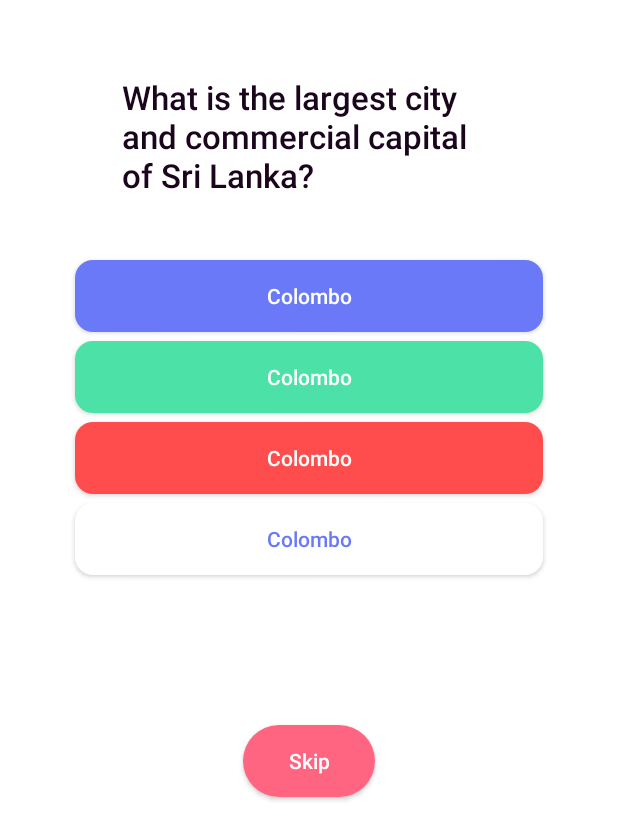
After one commit to kymko/QuizApp, an Android app: the layout item_quiz_rv.xml on its own in the app's theme, with its tools: preview values and no code run, on a phone screen of 412 x 824 dp. The commit adds this screen. Shown: the top 840 px of the screen. Run offline under Robolectric (Android 15) with nearby library versions, the phone set to English and light mode, and no system bars; network calls fail; Roboto replaces fonts that are not available here.

Commit message:
added adapter

```diff
--- a/app/src/main/java/com/example/quizapp/di/ViewModules.kt
+++ b/app/src/main/java/com/example/quizapp/di/ViewModules.kt
@@ -6,5 +6,5 @@ import org.koin.core.module.Module
 import org.koin.dsl.module
 
 val viewModules:Module = module {
-    //viewModel { MainViewModel(get()) }
+    viewModel { MainViewModel(get()) }
 }
--- a/app/src/main/java/com/example/quizapp/model/QuizResponse.kt
+++ b/app/src/main/java/com/example/quizapp/model/QuizResponse.kt
@@ -8,7 +8,7 @@ data class QuizResponse(
         val category: String, // Entertainment: Video Games
         val correct_answer: String, // Lily of the Valley
         val difficulty: String, // hard
-        val incorrect_answers: List<String>,
+        val incorrect_answers: ArrayList<String>,
         val question: String, // In the Animal Crossing series, which flower is erroneously called the &quot;Jacob&#039;s Ladder&quot;?
         val type: String // multiple
     )
--- /dev/null
+++ b/app/src/main/res/layout/item_quiz_rv.xml
@@ -0,0 +1,84 @@
+<?xml version="1.0" encoding="utf-8"?>
+<RelativeLayout xmlns:android="http://schemas.android.com/apk/res/android"
+    xmlns:tools="http://schemas.android.com/tools"
+    android:layout_width="match_parent"
+    android:layout_height="match_parent">
+
+    <androidx.appcompat.widget.AppCompatTextView
+        android:id="@+id/tv_question"
+        android:layout_width="wrap_content"
+        android:layout_height="wrap_content"
+        android:layout_marginStart="81sp"
+        android:layout_marginTop="50dp"
+        android:layout_marginEnd="81sp"
+        android:fontFamily="sans-serif-medium"
+        android:textColor="#1A051D"
+        android:textSize="22sp"
+        tools:text="What is the largest city and commercial capital of Sri Lanka?" />
+
+    <androidx.appcompat.widget.AppCompatButton
+        android:id="@+id/btn_first"
+        android:layout_width="match_parent"
+        android:layout_height="wrap_content"
+        android:layout_below="@+id/tv_question"
+        android:layout_marginStart="50dp"
+        android:layout_marginTop="42dp"
+        android:layout_marginEnd="50dp"
+        android:background="@drawable/bg_btn_rounded"
+        android:textAllCaps="false"
+        android:textColor="@color/white"
+        tools:text="Colombo" />
+
+    <androidx.appcompat.widget.AppCompatButton
+        android:id="@+id/btn_second"
+        android:layout_width="match_parent"
+        android:layout_height="wrap_content"
+        android:layout_below="@+id/btn_first"
+        android:layout_marginStart="50dp"
+        android:layout_marginTop="6dp"
+        android:layout_marginEnd="50dp"
+        android:background="@drawable/bg_btn_second"
+        android:textAllCaps="false"
+        android:textColor="@color/white"
+        tools:text="Colombo" />
+
+    <androidx.appcompat.widget.AppCompatButton
+        android:id="@+id/btn_third"
+        android:layout_width="match_parent"
+        android:layout_height="wrap_content"
+        android:layout_below="@+id/btn_second"
+        android:layout_marginStart="50dp"
+        android:layout_marginTop="6dp"
+        android:layout_marginEnd="50dp"
+        android:background="@drawable/bg_btn_third"
+        android:textAllCaps="false"
+        android:textColor="@color/white"
+        tools:text="Colombo" />
+
+    <androidx.appcompat.widget.AppCompatButton
+        android:id="@+id/btn_fourth"
+        android:layout_width="match_parent"
+        android:layout_height="wrap_content"
+        android:layout_below="@+id/btn_third"
+        android:layout_marginStart="50dp"
+        android:layout_marginTop="6dp"
+        android:layout_marginEnd="50dp"
+        android:background="@drawable/bg_btn_correct"
+        android:textAllCaps="false"
+        android:textColor="#6979F8"
+        tools:text="Colombo" />
+
+    <androidx.appcompat.widget.AppCompatButton
+        android:id="@+id/btn_skip"
+        android:layout_width="wrap_content"
+        android:layout_height="wrap_content"
+        android:layout_below="@+id/btn_fourth"
+        android:layout_centerHorizontal="true"
+        android:layout_marginTop="100dp"
+        android:background="@drawable/bg_btn_skip"
+        android:fontFamily="sans-serif-medium"
+        android:text="@string/skip"
+        android:textAllCaps="false"
+        android:textColor="@color/white" />
+
+</RelativeLayout>
```
Also changed, not shown: app/src/main/java/com/example/quizapp/App.kt (+7 -10 lines), app/src/main/java/com/example/quizapp/di/KoinModules.kt (+4 -4 lines), app/src/main/java/com/example/quizapp/ui/activities/MainActivity.kt (+0 -9 lines), app/src/main/java/com/example/quizapp/ui/fragments/game/GameFragment.kt (+21 -30 lines), app/src/main/java/com/example/quizapp/ui/fragments/game/GameViewModel.kt (added, +7 -0 lines), app/src/main/java/com/example/quizapp/ui/fragments/quiz/MainViewModel.kt (+2 -22 lines), app/src/main/java/com/example/quizapp/ui/fragments/quiz/QuizFragment.kt (+5 -16 lines).
